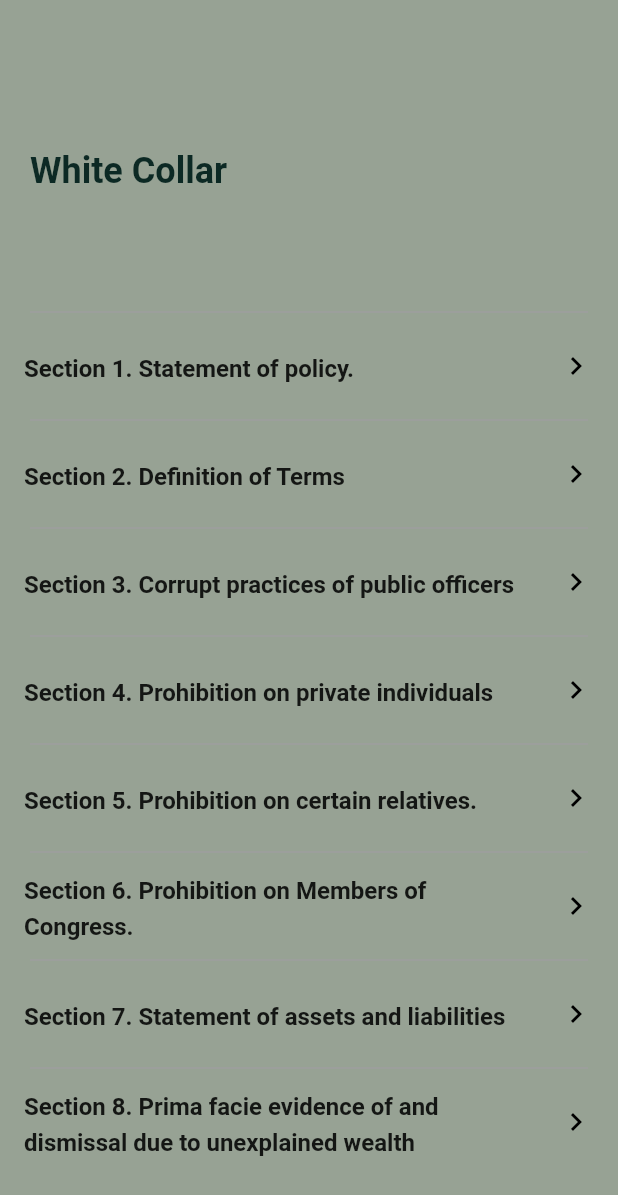
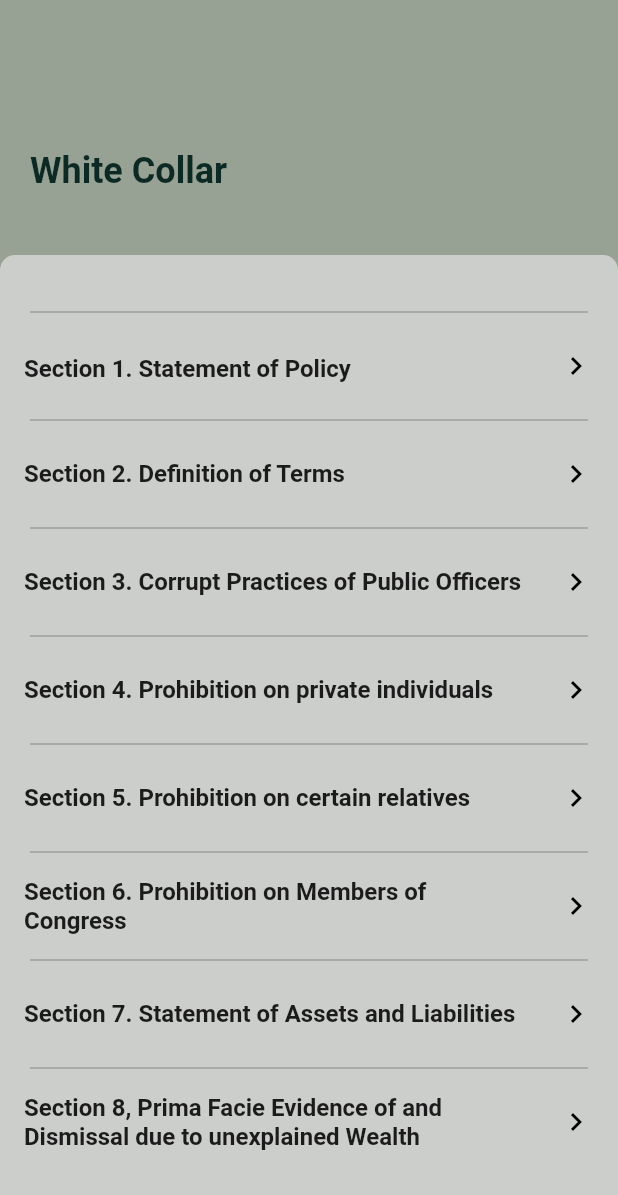
Before and after one commit to sev-n/Legal-Ease-Ius-Criminale, a Flutter app: the CollarContent screen opened directly, on a phone screen of 412 x 824 dp. Shown: the top 1195 px of the screen. Run offline on Flutter 3.47's test engine with Material 2 defaults, Android fonts, the phone set to English and light mode, and no system bars; our stand-ins replace flutter_screenutil, get, google_fonts, shared_preferences, smooth_page_indicator; accounts and stored records are empty.

Commit message:
White Collar Update

```diff
--- a/lib/src/pages/contents/categories_contents/white_collar.dart
+++ b/lib/src/pages/contents/categories_contents/white_collar.dart
@@ -1,14 +1,15 @@
 import 'package:flutter/material.dart';
-import 'package:legalease_matrimonial/src/pages/contents/categories_contents/categories_sections/white_collar/competent_court.dart';
-import 'package:legalease_matrimonial/src/pages/contents/categories_contents/categories_sections/white_collar/corrupt_practices.dart';
-import 'package:legalease_matrimonial/src/pages/contents/categories_contents/categories_sections/white_collar/definition_terms.dart';
-import 'package:legalease_matrimonial/src/pages/contents/categories_contents/categories_sections/white_collar/pc.dart';
-import 'package:legalease_matrimonial/src/pages/contents/categories_contents/categories_sections/white_collar/penalties_violation.dart';
-import 'package:legalease_matrimonial/src/pages/contents/categories_contents/categories_sections/white_collar/pr.dart';
-import 'package:legalease_matrimonial/src/pages/contents/categories_contents/categories_sections/white_collar/prima_facie.dart';
-import 'package:legalease_matrimonial/src/pages/contents/categories_contents/categories_sections/white_collar/prohibition.dart';
-import 'package:legalease_matrimonial/src/pages/contents/categories_contents/categories_sections/white_collar/statement_assets.dart';
-import 'package:legalease_matrimonial/src/pages/contents/categories_contents/categories_sections/white_collar/statement_policy.dart';
+
+import 'categories_sections/white_collar/competent_court.dart';
+import 'categories_sections/white_collar/corrupt_practices.dart';
+import 'categories_sections/white_collar/definition_terms.dart';
+import 'categories_sections/white_collar/pc.dart';
+import 'categories_sections/white_collar/penalties_violation.dart';
+import 'categories_sections/white_collar/pr.dart';
+import 'categories_sections/white_collar/prima_facie.dart';
+import 'categories_sections/white_collar/prohibition.dart';
+import 'categories_sections/white_collar/statement_assets.dart';
+import 'categories_sections/white_collar/statement_policy.dart';
 
 class CollarContent extends StatelessWidget {
   const CollarContent({super.key});
@@ -46,9 +47,22 @@ class CollarContent extends StatelessWidget {
                   ),
                 ),
               ),
-              //* logo code
-              //* logo code
+              //* Logo Code
+              //* Logo Code
               Align(
+                alignment: Alignment.bottomCenter,
+                child: SizedBox(
+                  width: MediaQuery.of(context).size.width,
+                  height: MediaQuery.of(context).size.height - 170,
+                  child: Container(
+                    decoration: const BoxDecoration(
+                        color: Color(0xCCD9D9D9),
+                        borderRadius: BorderRadius.only(
+                          topLeft: Radius.circular(10),
+                          topRight: Radius.circular(10),
+                        )),
+                    //! insert items here!
+                    child: Align(
                       alignment: Alignment.bottomCenter,
                       child: SizedBox(
                         width: MediaQuery.of(context).size.width,
@@ -65,21 +79,18 @@ class CollarContent extends StatelessWidget {
                               ),
                               ListTile(
                                 title: const Text(
-                            "Section 1. Statement of policy. ",
+                                    "Section 1. Statement of Policy",
                                   style: TextStyle(
-                              fontWeight: FontWeight.bold,
-                              height: 1.5,
+                                      fontWeight: FontWeight.bold, height: 1.5),
                                 ),
-                          ),
-                          trailing: const Icon(
-                            Icons.chevron_right,
-                            color: Colors.black,
-                          ),
+                                trailing: const Icon(Icons.chevron_right,
+                                    color: Colors.black),
                                 onTap: () {
                                   Navigator.push(
                                     context,
                                     MaterialPageRoute(
-                                builder: (context) => const SPWC(),
+                                      builder: (context) => const SPWC()
+                                        ,
                                     ),
                                   );
                                 },
@@ -95,7 +106,6 @@ class CollarContent extends StatelessWidget {
                                     "Section 2. Definition of Terms",
                                   style: TextStyle(
                                     fontWeight: FontWeight.bold,
-                              height: 1.5,
                                   ),
                                 ),
                                 trailing: const Icon(
@@ -106,9 +116,9 @@ class CollarContent extends StatelessWidget {
                                   Navigator.push(
                                       context,
                                       MaterialPageRoute(
-                                builder: (context) => const DTWC(),
-                              ),
-                            );
+                                        builder: (context) =>
+                                            const DTWC(),
+                                      ));
                                 },
                               ),
                               Divider(
@@ -119,23 +129,19 @@ class CollarContent extends StatelessWidget {
                               ),
                               ListTile(
                                 title: const Text(
-                            "Section 3. Corrupt practices of public officers",
-                            style: TextStyle(
-                              fontWeight: FontWeight.bold,
-                              height: 1.5,
+                                    "Section 3. Corrupt Practices of Public Officers",
+                                  style: TextStyle(fontWeight: FontWeight.bold),
                                 ),
-                          ),
-                          trailing: const Icon(
-                            Icons.chevron_right,
-                            color: Colors.black,
-                          ),
+                                trailing: const Icon(Icons.chevron_right,
+                                    color: Colors.black),
                                 onTap: () {
+                                  //Navigate to another page here
                                   Navigator.push(
                                       context,
                                       MaterialPageRoute(
-                                builder: (context) => const CorruptPractices(),
-                              ),
-                            );
+                                        builder: (context) =>
+                                            const CorruptPractices(),
+                                      ));
                                 },
                               ),
                               Divider(
@@ -147,23 +153,18 @@ class CollarContent extends StatelessWidget {
                               ListTile(
                                 title: const Text(
                                     "Section 4. Prohibition on private individuals",
-                            style: TextStyle(
-                              fontWeight: FontWeight.bold,
-                              height: 1.5,
+                                  style: TextStyle(fontWeight: FontWeight.bold),
                                 ),
-                          ),
-                          trailing: const Icon(
-                            Icons.chevron_right,
-                            color: Colors.black,
-                          ),
+                                trailing: const Icon(Icons.chevron_right,
+                                    color: Colors.black),
                                 onTap: () {
+                                  //Navigate to another page here
                                   Navigator.push(
                                       context,
                                       MaterialPageRoute(
                                         builder: (context) =>
                                             const ProhibitionPrivate(),
-                              ),
-                            );
+                                      ));
                                 },
                               ),
                               Divider(
@@ -174,24 +175,19 @@ class CollarContent extends StatelessWidget {
                               ),
                               ListTile(
                                 title: const Text(
-                            "Section 5. Prohibition on certain relatives.",
-                            style: TextStyle(
-                              fontWeight: FontWeight.bold,
-                              height: 1.5,
+                                    "Section 5. Prohibition on certain relatives",
+                                  style: TextStyle(fontWeight: FontWeight.bold),
                                 ),
-                          ),
-                          trailing: const Icon(
-                            Icons.chevron_right,
-                            color: Colors.black,
-                          ),
+                                trailing: const Icon(Icons.chevron_right,
+                                    color: Colors.black),
                                 onTap: () {
+                                  //Navigate to another page here
                                   Navigator.push(
                                       context,
                                       MaterialPageRoute(
                                         builder: (context) =>
                                             const ProhibitionRelative(),
-                              ),
-                            );
+                                      ));
                                 },
                               ),
                               Divider(
@@ -202,24 +198,19 @@ class CollarContent extends StatelessWidget {
                               ),
                               ListTile(
                                 title: const Text(
-                            "Section 6. Prohibition on Members of Congress.",
-                            style: TextStyle(
-                              fontWeight: FontWeight.bold,
-                              height: 1.5,
+                                    "Section 6. Prohibition on Members of Congress",
+                                  style: TextStyle(fontWeight: FontWeight.bold),
                                 ),
-                          ),
-                          trailing: const Icon(
-                            Icons.chevron_right,
-                            color: Colors.black,
-                          ),
+                                trailing: const Icon(Icons.chevron_right,
+                                    color: Colors.black),
                                 onTap: () {
+                                  //Navigate to another page here
                                   Navigator.push(
                                       context,
                                       MaterialPageRoute(
                                         builder: (context) =>
-                                    const ProhibitionCongress(),
-                              ),
-                            );
+                                            const  ProhibitionCongress(),
+                                      ));
                                 },
                               ),
                               Divider(
@@ -230,23 +221,19 @@ class CollarContent extends StatelessWidget {
                               ),
                               ListTile(
                                 title: const Text(
-                            "Section 7. Statement of assets and liabilities",
-                            style: TextStyle(
-                              fontWeight: FontWeight.bold,
-                              height: 1.5,
+                                    "Section 7. Statement of Assets and Liabilities",
+                                  style: TextStyle(fontWeight: FontWeight.bold),
                                 ),
-                          ),
-                          trailing: const Icon(
-                            Icons.chevron_right,
-                            color: Colors.black,
-                          ),
+                                trailing: const Icon(Icons.chevron_right,
+                                    color: Colors.black),
                                 onTap: () {
+                                  //Navigate to another page here
                                   Navigator.push(
                                       context,
                                       MaterialPageRoute(
-                                builder: (context) => const StatementAssets(),
-                              ),
-                            );
+                                        builder: (context) =>
+                                            const StatementAssets(),
+                                      ));
                                 },
                               ),
                               Divider(
@@ -257,23 +244,19 @@ class CollarContent extends StatelessWidget {
                               ),
                               ListTile(
                                 title: const Text(
-                            "Section 8. Prima facie evidence of and dismissal due to unexplained wealth",
-                            style: TextStyle(
-                              fontWeight: FontWeight.bold,
-                              height: 1.5,
+                                    "Section 8, Prima Facie Evidence of and Dismissal due to unexplained Wealth",
+                                  style: TextStyle(fontWeight: FontWeight.bold),
                                 ),
-                          ),
-                          trailing: const Icon(
-                            Icons.chevron_right,
-                            color: Colors.black,
-                          ),
+                                trailing: const Icon(Icons.chevron_right,
+                                    color: Colors.black),
                                 onTap: () {
+                                  //Navigate to another page here
                                   Navigator.push(
                                       context,
                                       MaterialPageRoute(
-                                builder: (context) => const PrimaFacie(),
-                              ),
-                            );
+                                        builder: (context) =>
+                                            const PrimaFacie(),
+                                      ));
                                 },
                               ),
                               Divider(
@@ -284,23 +267,19 @@ class CollarContent extends StatelessWidget {
                               ),
                               ListTile(
                                 title: const Text(
-                            "Section 9. Penalties for violations",
-                            style: TextStyle(
-                              fontWeight: FontWeight.bold,
-                              height: 1.5,
+                                    "Section 9. Penalties for Violations",
+                                  style: TextStyle(fontWeight: FontWeight.bold),
                                 ),
-                          ),
-                          trailing: const Icon(
-                            Icons.chevron_right,
-                            color: Colors.black,
-                          ),
+                                trailing: const Icon(Icons.chevron_right,
+                                    color: Colors.black),
                                 onTap: () {
+                                  //Navigate to another page here
                                   Navigator.push(
                                       context,
                                       MaterialPageRoute(
-                                builder: (context) => const PenaltyViolation(),
-                              ),
-                            );
+                                        builder: (context) =>
+                                            const PenaltyViolation(),
+                                      ),);
                                 },
                               ),
                               Divider(
@@ -311,23 +290,19 @@ class CollarContent extends StatelessWidget {
                               ),
                               ListTile(
                                 title: const Text(
-                            "Section 10. Competent court",
-                            style: TextStyle(
-                              fontWeight: FontWeight.bold,
-                              height: 1.5,
+                                    "Section 10. Competent Court",
+                                  style: TextStyle(fontWeight: FontWeight.bold),
                                 ),
-                          ),
-                          trailing: const Icon(
-                            Icons.chevron_right,
-                            color: Colors.black,
-                          ),
+                                trailing: const Icon(Icons.chevron_right,
+                                    color: Colors.black),
                                 onTap: () {
+                                  //Navigate to another page here
                                   Navigator.push(
                                       context,
                                       MaterialPageRoute(
-                                builder: (context) => const CompetentCourt(),
-                              ),
-                            );
+                                        builder: (context) =>
+                                            const CompetentCourt(),
+                                      ),);
                                 },
                               ),
                             ],
@@ -335,6 +310,9 @@ class CollarContent extends StatelessWidget {
                         ),
                       ),
                     ),
+                  ),
+                ),
+              )
             ],
           ),
         ),
```
Lines whose indentation alone changed are shown as unchanged.
